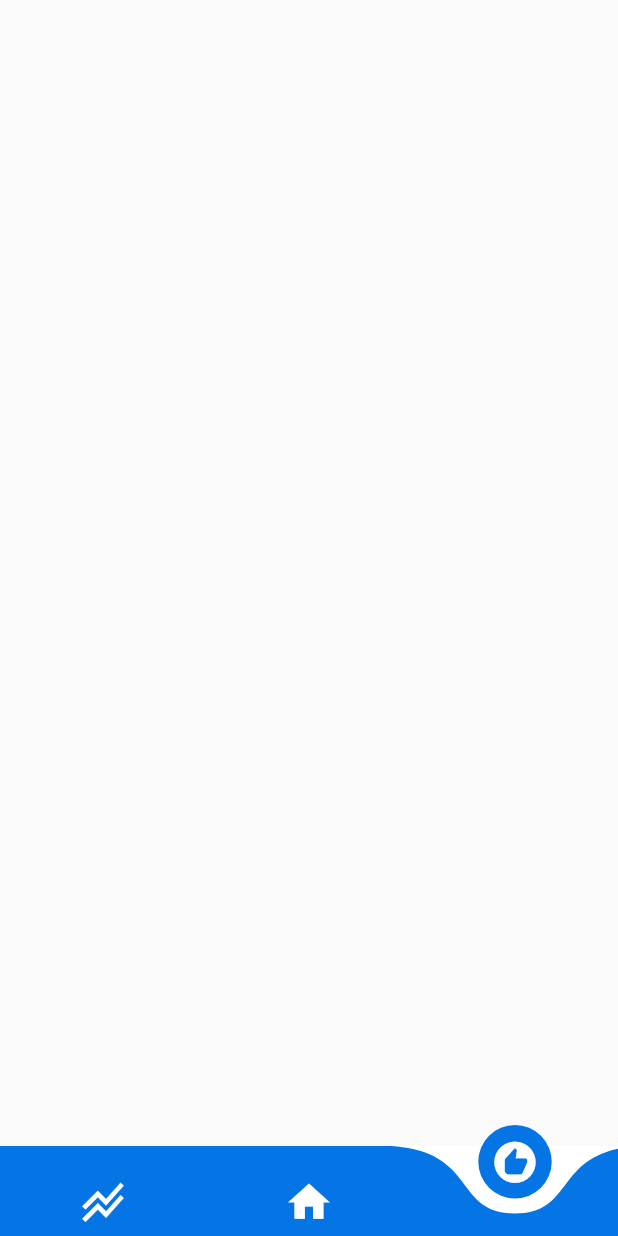
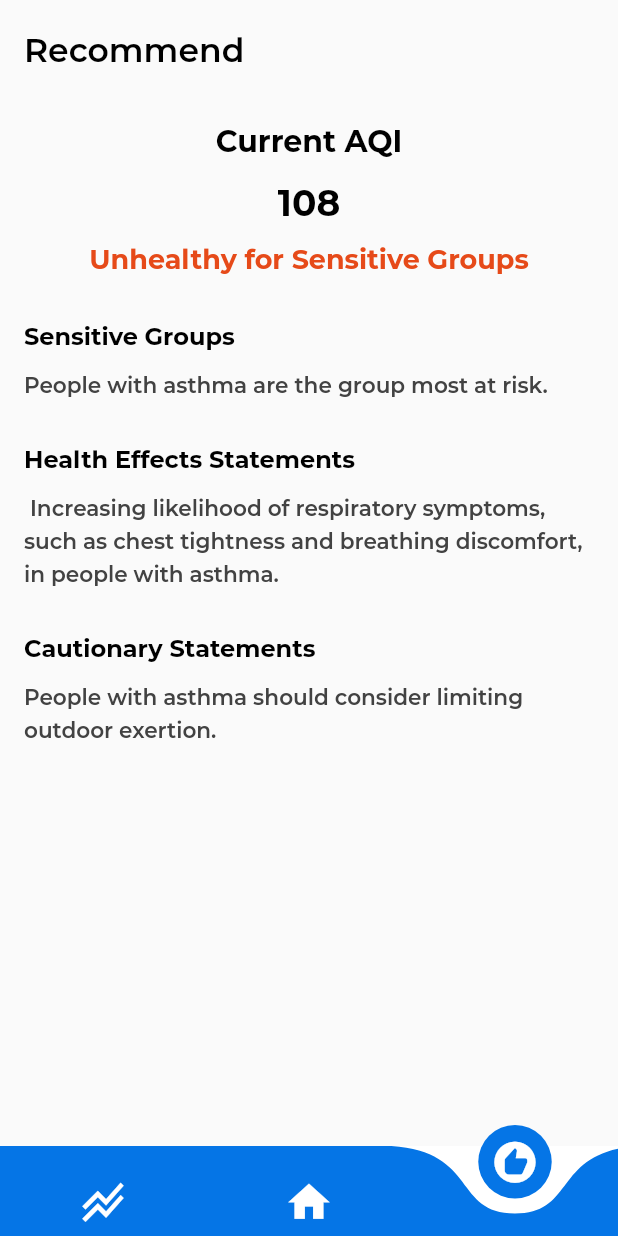
Before and after one commit to philong07712/Air_Quality_Application, a Flutter app: the screen it shows after launch, item 3 of the bottom bar chosen, on a phone screen of 412 x 824 dp. Run offline on Flutter 3.47's test engine with Material 2 defaults, Android fonts, the phone set to English and light mode, and no system bars; drawn by our look-alikes of curved_navigation_bar; our stand-ins replace charts_flutter; project files that could hold a hidden picture were left out.

Commit message:
+ recommend screen

```diff
--- a/lib/screens/home/home_screen.dart
+++ b/lib/screens/home/home_screen.dart
@@ -26,13 +26,10 @@ class HomeScreen extends StatelessWidget {
               ),
             ),
           ),
-          Expanded(
-            flex: 1,
-            child: _Prediction(
-              f1: 30,
-              f8: 60,
-              f24: 200,
-            ),
+          _Prediction(
+            f1: 30,
+            f8: 60,
+            f24: 120,
           ),
           Expanded(
             flex: 5,
@@ -82,46 +79,61 @@ class _PredictItem extends StatelessWidget {
     var size = MediaQuery.of(context).size;
     var theme = Theme.of(context).textTheme;
     var color = Colors.green.shade800;
+    var lightColor = Colors.green.shade600;
     if (aqi > 50) {
       color = Colors.yellow.shade800;
+      lightColor = Colors.yellow.shade700;
       status = StatusCode.moderate;
     }
     if (aqi > 100) {
-      color = Colors.deepOrangeAccent;
+      color = Colors.deepOrange.shade700;
+      lightColor = Colors.deepOrange.shade500;
       status = StatusCode.unhealthySensitive;
     }
     if (aqi > 150) {
-      color = Colors.red;
+      color = Colors.redAccent.shade700;
+      lightColor = Colors.redAccent.shade400;
       status = StatusCode.unhealthy;
     }
     if (aqi > 200) {
-      color = Colors.purple;
+      color = Colors.purple.shade700;
+      lightColor = Colors.purple.shade400;
       status = StatusCode.veryUnhealthy;
     }
     if (aqi > 300) {
       color = Colors.red.shade900;
+      lightColor = Colors.red.shade700;
       status = StatusCode.hazardous;
     }
     return Container(
       width: size.width / 4,
+      padding: const EdgeInsets.symmetric(vertical: 16),
+      decoration: BoxDecoration(
+        gradient: LinearGradient(
+          colors: [
+            color, lightColor
+          ]
+        ),
+        borderRadius: BorderRadius.circular(15),
+      ),
       child: Column(
         crossAxisAlignment: CrossAxisAlignment.center,
         children: [
           Text(
             title,
             style: theme.headline3
-                ?.apply(color: Colors.black, fontWeightDelta: -2),
+                ?.apply(color: Colors.white, fontWeightDelta: -2),
           ).center(),
           addVerticalSpace(10),
           Text(
             'AQI: $aqi',
             style: theme.headline5?.apply(
-                color: Colors.black, fontWeightDelta: -1, fontSizeFactor: 1.2),
+                color: Colors.white, fontWeightDelta: -1, fontSizeFactor: 1.2),
           ).center(),
           addVerticalSpace(10),
           Text(
             status,
-            style: theme.bodyText1?.apply(color: color, fontWeightDelta: 1),
+            style: theme.bodyText1?.apply(color: Colors.white, fontWeightDelta: 1),
           ).center()
         ],
       ),
--- a/lib/screens/recommend/recommend_screen.dart
+++ b/lib/screens/recommend/recommend_screen.dart
@@ -1,12 +1,120 @@
+import 'package:air_quality_application/utils/widget_functions.dart';
 import 'package:flutter/material.dart';
 
 class RecommendScreen extends StatelessWidget {
+  int aqi = 108;
+  String status = 'Unhealthy for Sensitive Groups';
   @override
   Widget build(BuildContext context) {
+    var theme = Theme.of(context).textTheme;
     return SafeArea(
       child: Scaffold(
-
+        body: Column(
+          children: [
+            Align(
+              alignment: Alignment.centerLeft,
+              child: Padding(
+                padding:
+                    const EdgeInsets.symmetric(horizontal: 16, vertical: 20),
+                child: Text(
+                  'Recommend',
+                  style: theme.headline2?.apply(
+                    fontWeightDelta: -1,
+                  ),
+                ),
+              ),
+            ),
+            addVerticalSpace(15),
+            Text('Current AQI', style: theme.headline3?.apply()),
+            addVerticalSpace(15),
+            Text(
+              '$aqi',
+              style: theme.headline4?.apply(
+                fontSizeFactor: 1.5,
+              ),
+            ),
+            addVerticalSpace(15),
+            Text(
+              status,
+              style: theme.headline6?.apply(
+                  color: Colors.deepOrange.shade700, fontSizeFactor: 1.5),
+            ),
+            addVerticalSpace(16),
+            Padding(
+              padding: const EdgeInsets.symmetric(vertical: 16, horizontal: 16),
+              child: _DetailRecommend(
+                  sensitive: 'People with asthma are the group most at risk.',
+                  effect:
+                      ' Increasing likelihood of respiratory symptoms, such as chest tightness and breathing discomfort, in people with asthma.',
+                  caution:
+                      'People with asthma should consider limiting outdoor exertion.'),
+            )
+          ],
+        ),
       ),
     );
   }
 }
+
+class _DetailRecommend extends StatelessWidget {
+  String sensitive, effect, caution;
+  _DetailRecommend(
+      {Key? key,
+      required this.sensitive,
+      required this.effect,
+      required this.caution})
+      : super(key: key);
+  @override
+  Widget build(BuildContext context) {
+    var theme = Theme.of(context).textTheme;
+    return Container(
+      child: Column(
+        crossAxisAlignment: CrossAxisAlignment.start,
+        children: [
+          Text(
+            'Sensitive Groups',
+            style: theme.headline4?.apply(),
+          ),
+          addVerticalSpace(10),
+          Text(
+            sensitive,
+            style: theme.headline6?.apply(
+                fontSizeFactor: 1.2,
+                fontWeightDelta: -1,
+                color: Colors.grey.shade800,
+            heightFactor: 1.5),
+          ),
+          addVerticalSpace(30),
+          Text(
+            'Health Effects Statements',
+            style: theme.headline4?.apply(),
+          ),
+          addVerticalSpace(10),
+          Text(
+            effect,
+            style: theme.headline6?.apply(
+                fontSizeFactor: 1.2,
+                fontWeightDelta: -1,
+                color: Colors.grey.shade800,
+            heightFactor: 1.5),
+          ),
+          addVerticalSpace(30),
+          Text(
+            'Cautionary Statements',
+            style: theme.headline4?.apply(),
+          ),
+          addVerticalSpace(10),
+          Text(
+            caution,
+
+            style: theme.headline6?.apply(
+                fontSizeFactor: 1.2,
+                fontWeightDelta: -1,
+                color: Colors.grey.shade800,
+            heightFactor: 1.5),
+          ),
+        ],
+      ),
+    );
+  }
+}
--- a/lib/utils/constants.dart
+++ b/lib/utils/constants.dart
@@ -1,7 +1,7 @@
 class StatusCode {
   static const String good = 'Good';
   static const String moderate = 'Moderate';
-  static const String unhealthySensitive = 'Unhealthy for Sensitive Groups';
+  static const String unhealthySensitive = 'Unhealthy';
   static const String unhealthy = 'Unhealthy';
   static const String veryUnhealthy = 'Very Unhealthy';
   static const String hazardous = 'Hazardous';
--- a/lib/utils/styleguides/theme.dart
+++ b/lib/utils/styleguides/theme.dart
@@ -12,7 +12,7 @@ const TextTheme TEXT_THEME_DEFAULT = TextTheme(
   headline5: TextStyle(
       color: blackColor, fontWeight: FontWeight.w700, fontSize: 14),
   headline6: TextStyle(
-      color: blackColor, fontWeight: FontWeight.w700, fontSize: 12),
+      color: blackColor, fontWeight: FontWeight.w700, fontSize: 12, height: 1,),
   bodyText1: TextStyle(
       color: blackColor, fontWeight: FontWeight.w500, fontSize: 14, height: 1.5),
   bodyText2: TextStyle(
@@ -37,7 +37,7 @@ const TextTheme TEXT_THEME_SMALL = TextTheme(
   headline5: TextStyle(
       color: blackColor, fontWeight: FontWeight.w700, fontSize: 12),
   headline6: TextStyle(
-      color: blackColor, fontWeight: FontWeight.w700, fontSize: 10),
+      color: blackColor, fontWeight: FontWeight.w700, fontSize: 10, height: 1, letterSpacing: 1),
   bodyText1: TextStyle(
       color: blackColor, fontWeight: FontWeight.w500, fontSize: 12, height: 1.5),
   bodyText2: TextStyle(
```
